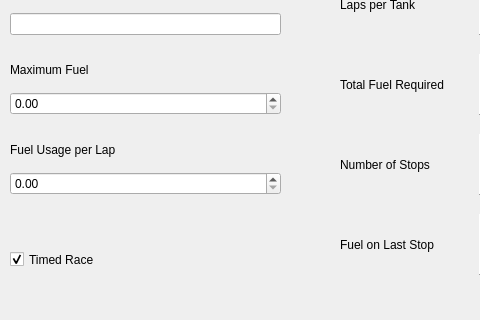
The window that MainWindow.ui (redstoneruin/REALFriendsFuelCalculator) describes before a commit, drawn with Qt 5; both pictures show x 0 to 480 and y 116 to 436 of the 628 by 436 pixel window.
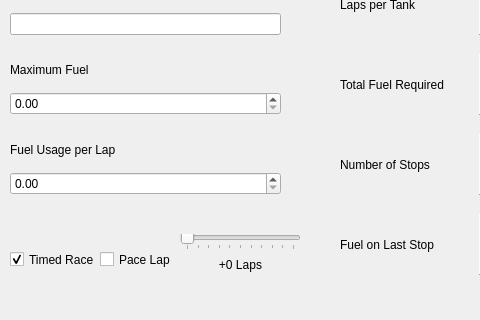
The same window after the commit.

Commit message: Adding pace lap checkbox and extra laps slider

```diff
--- a/MainWindow.ui
+++ b/MainWindow.ui
@@ -235,6 +235,57 @@
      <bool>false</bool>
     </property>
    </widget>
+   <widget class="QCheckBox" name="paceLapCheck">
+    <property name="geometry">
+     <rect>
+      <x>100</x>
+      <y>360</y>
+      <width>101</width>
+      <height>31</height>
+     </rect>
+    </property>
+    <property name="text">
+     <string>Pace Lap</string>
+    </property>
+   </widget>
+   <widget class="QSlider" name="extraLapSlider">
+    <property name="geometry">
+     <rect>
+      <x>180</x>
+      <y>350</y>
+      <width>121</width>
+      <height>16</height>
+     </rect>
+    </property>
+    <property name="maximum">
+     <number>10</number>
+    </property>
+    <property name="orientation">
+     <enum>Qt::Horizontal</enum>
+    </property>
+    <property name="tickPosition">
+     <enum>QSlider::TicksBelow</enum>
+    </property>
+    <property name="tickInterval">
+     <number>1</number>
+    </property>
+   </widget>
+   <widget class="QLabel" name="extraLapLabel">
+    <property name="geometry">
+     <rect>
+      <x>200</x>
+      <y>370</y>
+      <width>81</width>
+      <height>21</height>
+     </rect>
+    </property>
+    <property name="text">
+     <string>+0 Laps</string>
+    </property>
+    <property name="alignment">
+     <set>Qt::AlignCenter</set>
+    </property>
+   </widget>
   </widget>
   <widget class="QMenuBar" name="menubar">
    <property name="geometry">
```
The commit also changes 4 other files.
